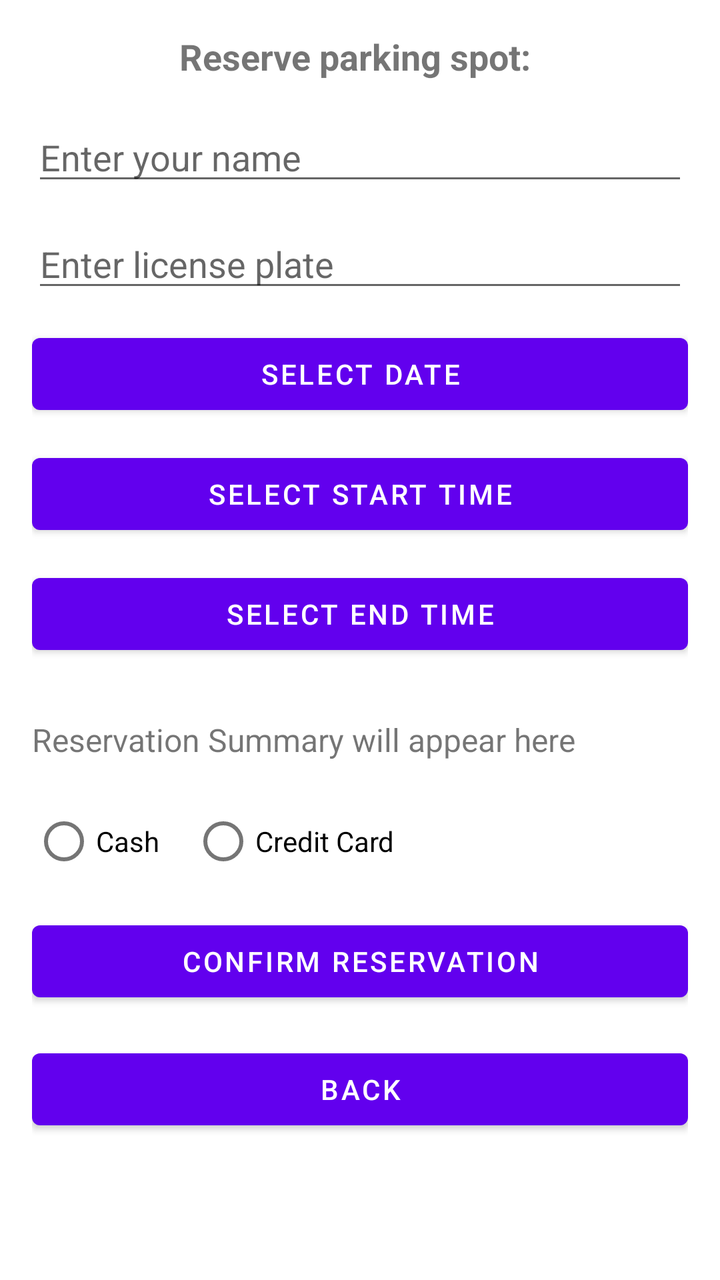
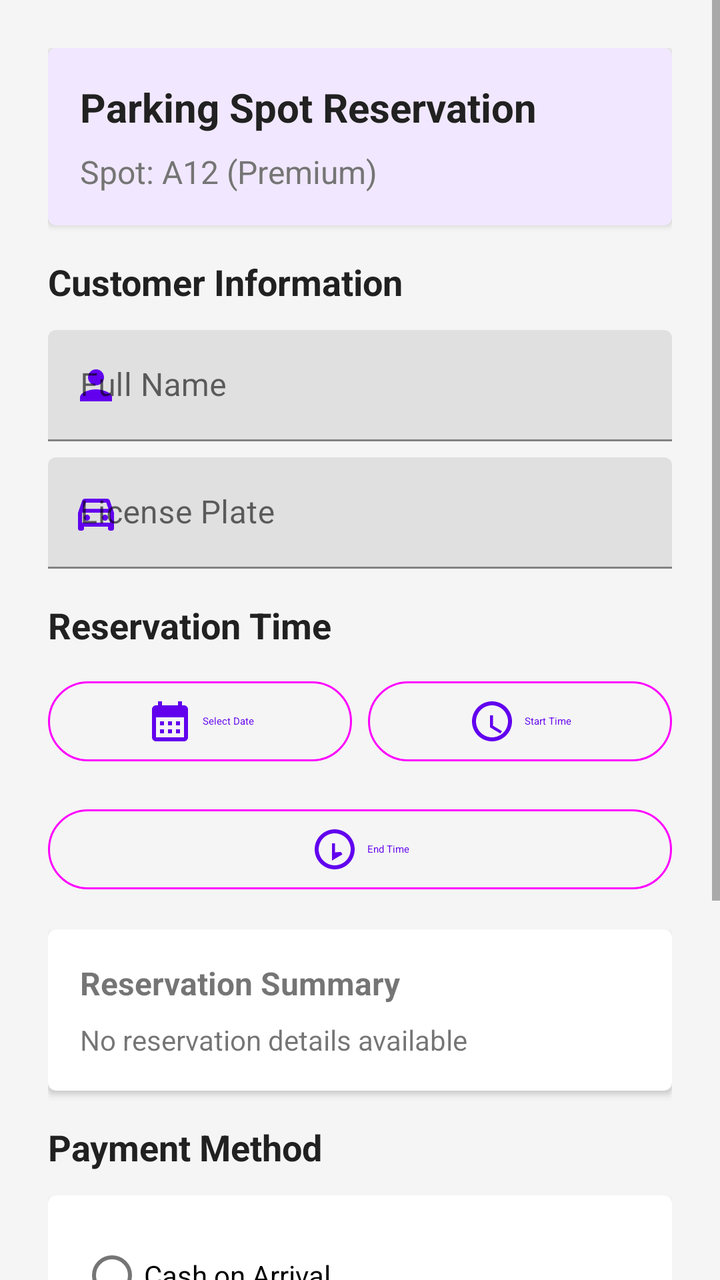

Screens rendered from an Android XML layout before and after an edit, with the pre-edit source and the edit as a unified diff.
<!-- AndroidManifest.xml: application theme Theme.ParkingReservationApp -->
<!-- res/layout/activity_reservation_payment.xml -->
<?xml version="1.0" encoding="utf-8"?>
<ScrollView xmlns:android="http://schemas.android.com/apk/res/android"
    android:id="@+id/reservationScrollView"
    android:layout_width="match_parent"
    android:layout_height="match_parent"
    android:padding="16dp">

    <LinearLayout
        android:layout_width="match_parent"
        android:layout_height="wrap_content"
        android:orientation="vertical"
        android:gravity="center_horizontal">

        
        <TextView
            android:id="@+id/tvSpotInfo"
            android:layout_width="wrap_content"
            android:layout_height="wrap_content"
            android:text="Reserve parking spot: "
            android:textSize="18sp"
            android:textStyle="bold"
            android:layout_marginBottom="16dp"/>

        
        <EditText
            android:id="@+id/etName"
            android:layout_width="match_parent"
            android:layout_height="wrap_content"
            android:hint="Enter your name"
            android:inputType="textPersonName"
            android:layout_marginBottom="12dp"/>

        
        <EditText
            android:id="@+id/etLicensePlate"
            android:layout_width="match_parent"
            android:layout_height="wrap_content"
            android:hint="Enter license plate"
            android:inputType="text"
            android:layout_marginBottom="12dp"/>

        
        <Button
            android:id="@+id/btnSelectDate"
            android:layout_width="match_parent"
            android:layout_height="wrap_content"
            android:text="Select Date"
            android:layout_marginBottom="12dp"/>

        
        <Button
            android:id="@+id/btnSelectStartTime"
            android:layout_width="match_parent"
            android:layout_height="wrap_content"
            android:text="Select Start Time"
            android:layout_marginBottom="12dp"/>

        
        <Button
            android:id="@+id/btnSelectEndTime"
            android:layout_width="match_parent"
            android:layout_height="wrap_content"
            android:text="Select End Time"
            android:layout_marginBottom="12dp"/>

        
        <TextView
            android:id="@+id/tvReservationDetails"
            android:layout_width="match_parent"
            android:layout_height="wrap_content"
            android:text="Reservation Summary will appear here"
            android:textSize="16sp"
            android:layout_marginTop="16dp"
            android:layout_marginBottom="16dp" />

        
        <RadioGroup
            android:id="@+id/paymentMethodGroup"
            android:layout_width="match_parent"
            android:layout_height="wrap_content"
            android:orientation="horizontal"
            android:layout_marginBottom="12dp">

            <RadioButton
                android:id="@+id/rbCash"
                android:layout_width="wrap_content"
                android:layout_height="wrap_content"
                android:text="Cash"
                android:layout_marginEnd="16dp"/>

            <RadioButton
                android:id="@+id/rbCreditCard"
                android:layout_width="wrap_content"
                android:layout_height="wrap_content"
                android:text="Credit Card"/>
        </RadioGroup>

        
        <Button
            android:id="@+id/btnConfirmAndPay"
            android:layout_width="match_parent"
            android:layout_height="wrap_content"
            android:text="Confirm Reservation"
            android:layout_marginBottom="16dp"/>

        
        <Button
            android:id="@+id/btnBack"
            android:layout_width="match_parent"
            android:layout_height="wrap_content"
            android:text="Back"/>

    </LinearLayout>
</ScrollView>
<!-- resources referenced by this layout -->
<resources>
  <style name="Theme.ParkingReservationApp" parent="Theme.MaterialComponents.DayNight.DarkActionBar">
          
          <item name="colorPrimary">@color/purple_500</item>
          <item name="colorPrimaryVariant">@color/purple_700</item>
          <item name="colorOnPrimary">@color/white</item>
          
          <item name="colorSecondary">@color/teal_200</item>
          <item name="colorSecondaryVariant">@color/teal_700</item>
          <item name="colorOnSecondary">@color/black</item>
          
          <item name="android:statusBarColor" tools:targetApi="l">?attr/colorPrimaryVariant</item>
          
      </style>
  <color name="purple_500">#FF6200EE</color>
  <color name="purple_700">#FF3700B3</color>
  <color name="white">#FFFFFFFF</color>
  <color name="teal_200">#FF03DAC5</color>
  <color name="teal_700">#FF018786</color>
  <color name="black">#FF000000</color>
</resources>

<!-- the commit's change to res/layout/activity_reservation_payment.xml (unified diff, before → after) -->
@@ -1,114 +1,232 @@
 <?xml version="1.0" encoding="utf-8"?>
 <ScrollView xmlns:android="http://schemas.android.com/apk/res/android"
+    xmlns:app="http://schemas.android.com/apk/res-auto"
     android:id="@+id/reservationScrollView"
     android:layout_width="match_parent"
     android:layout_height="match_parent"
-    android:padding="16dp">
+    android:background="@color/background"
+    android:fillViewport="true">
 
     <LinearLayout
         android:layout_width="match_parent"
         android:layout_height="wrap_content"
         android:orientation="vertical"
-        android:gravity="center_horizontal">
+        android:padding="24dp">
+
+        
+        <com.google.android.material.card.MaterialCardView
+            android:layout_width="match_parent"
+            android:layout_height="wrap_content"
+            app:cardElevation="2dp"
+            app:cardBackgroundColor="@color/primary_light"
+            android:layout_marginBottom="16dp">
+
+            <LinearLayout
+                android:layout_width="match_parent"
+                android:layout_height="wrap_content"
+                android:orientation="vertical"
+                android:padding="16dp">
+
+                <TextView
+                    android:layout_width="match_parent"
+                    android:layout_height="wrap_content"
+                    android:text="Parking Spot Reservation"
+                    android:textSize="20sp"
+                    android:textColor="@color/primary_text"
+                    android:textStyle="bold"
+                    android:layout_marginBottom="8dp"/>
+
+                <TextView
+                    android:id="@+id/tvSpotInfo"
+                    android:layout_width="match_parent"
+                    android:layout_height="wrap_content"
+                    android:text="Spot: A12 (Premium)"
+                    android:textSize="16sp"
+                    android:textColor="@color/secondary_text"/>
+            </LinearLayout>
+        </com.google.android.material.card.MaterialCardView>
 
         
         <TextView
-            android:id="@+id/tvSpotInfo"
-            android:layout_width="wrap_content"
-            android:layout_height="wrap_content"
-            android:text="Reserve parking spot: "
+            android:layout_width="match_parent"
+            android:layout_height="wrap_content"
+            android:text="Customer Information"
             android:textSize="18sp"
+            android:textColor="@color/primary_text"
             android:textStyle="bold"
+            android:layout_marginBottom="12dp"/>
+
+        
+        <com.google.android.material.textfield.TextInputLayout
+            android:id="@+id/nameInputLayout"
+            android:layout_width="match_parent"
+            android:layout_height="wrap_content"
+            android:layout_marginBottom="8dp"
+            app:startIconDrawable="@drawable/ic_person"
+            app:startIconTint="@color/primary">
+
+            <com.google.android.material.textfield.TextInputEditText
+                android:id="@+id/etName"
+                android:layout_width="match_parent"
+                android:layout_height="wrap_content"
+                android:hint="Full Name"
+                android:inputType="textPersonName"/>
+        </com.google.android.material.textfield.TextInputLayout>
+
+        
+        <com.google.android.material.textfield.TextInputLayout
+            android:id="@+id/licenseInputLayout"
+            android:layout_width="match_parent"
+            android:layout_height="wrap_content"
+            android:layout_marginBottom="16dp"
+            app:startIconDrawable="@drawable/ic_car"
+            app:startIconTint="@color/primary">
+
+            <com.google.android.material.textfield.TextInputEditText
+                android:id="@+id/etLicensePlate"
+                android:layout_width="match_parent"
+                android:layout_height="wrap_content"
+                android:hint="License Plate"
+                android:inputType="textCapCharacters"
+                android:maxLength="10"/>
+        </com.google.android.material.textfield.TextInputLayout>
+
+        
+        <TextView
+            android:layout_width="match_parent"
+            android:layout_height="wrap_content"
+            android:text="Reservation Time"
+            android:textSize="18sp"
+            android:textColor="@color/primary_text"
+            android:textStyle="bold"
+            android:layout_marginBottom="12dp"/>
+
+        <LinearLayout
+            android:layout_width="match_parent"
+            android:layout_height="wrap_content"
+            android:orientation="horizontal"
+            android:layout_marginBottom="16dp">
+
+            
+            <com.google.android.material.button.MaterialButton
+                android:id="@+id/btnSelectDate"
+                style="@style/Widget.Material3.Button.OutlinedButton"
+                android:layout_width="0dp"
+                android:layout_height="wrap_content"
+                android:layout_weight="1"
+                android:text="Select Date"
+                app:icon="@drawable/ic_calendar"
+                app:iconGravity="textStart"
+                android:layout_marginEnd="8dp"/>
+
+            
+            <com.google.android.material.button.MaterialButton
+                android:id="@+id/btnSelectStartTime"
+                style="@style/Widget.Material3.Button.OutlinedButton"
+                android:layout_width="0dp"
+                android:layout_height="wrap_content"
+                android:layout_weight="1"
+                android:text="Start Time"
+                app:icon="@drawable/ic_time_start"
+                app:iconGravity="textStart"/>
+        </LinearLayout>
+
+        
+        <com.google.android.material.button.MaterialButton
+            android:id="@+id/btnSelectEndTime"
+            style="@style/Widget.Material3.Button.OutlinedButton"
+            android:layout_width="match_parent"
+            android:layout_height="wrap_content"
+            android:text="End Time"
+            app:icon="@drawable/ic_time_end"
+            app:iconGravity="textStart"
             android:layout_marginBottom="16dp"/>
 
         
-        <EditText
-            android:id="@+id/etName"
-            android:layout_width="match_parent"
-            android:layout_height="wrap_content"
-            android:hint="Enter your name"
-            android:inputType="textPersonName"
+        <com.google.android.material.card.MaterialCardView
+            android:layout_width="match_parent"
+            android:layout_height="wrap_content"
+            app:cardElevation="2dp"
+            android:layout_marginBottom="16dp">
+
+            <LinearLayout
+                android:layout_width="match_parent"
+                android:layout_height="wrap_content"
+                android:orientation="vertical"
+                android:padding="16dp">
+
+                <TextView
+                    android:layout_width="match_parent"
+                    android:layout_height="wrap_content"
+                    android:text="Reservation Summary"
+                    android:textSize="16sp"
+                    android:textStyle="bold"
+                    android:layout_marginBottom="8dp"/>
+
+                <TextView
+                    android:id="@+id/tvReservationDetails"
+                    android:layout_width="match_parent"
+                    android:layout_height="wrap_content"
+                    android:text="No reservation details available"
+                    android:textSize="14sp"/>
+            </LinearLayout>
+        </com.google.android.material.card.MaterialCardView>
+
+        
+        <TextView
+            android:layout_width="match_parent"
+            android:layout_height="wrap_content"
+            android:text="Payment Method"
+            android:textSize="18sp"
+            android:textColor="@color/primary_text"
+            android:textStyle="bold"
             android:layout_marginBottom="12dp"/>
 
-        
-        <EditText
-            android:id="@+id/etLicensePlate"
-            android:layout_width="match_parent"
-            android:layout_height="wrap_content"
-            android:hint="Enter license plate"
-            android:inputType="text"
-            android:layout_marginBottom="12dp"/>
-
-        
-        <Button
-            android:id="@+id/btnSelectDate"
-            android:layout_width="match_parent"
-            android:layout_height="wrap_content"
-            android:text="Select Date"
-            android:layout_marginBottom="12dp"/>
-
-        
-        <Button
-            android:id="@+id/btnSelectStartTime"
-            android:layout_width="match_parent"
-            android:layout_height="wrap_content"
-            android:text="Select Start Time"
-            android:layout_marginBottom="12dp"/>
-
-        
-        <Button
-            android:id="@+id/btnSelectEndTime"
-            android:layout_width="match_parent"
-            android:layout_height="wrap_content"
-            android:text="Select End Time"
-            android:layout_marginBottom="12dp"/>
-
-        
-        <TextView
-            android:id="@+id/tvReservationDetails"
-            android:layout_width="match_parent"
-            android:layout_height="wrap_content"
-            android:text="Reservation Summary will appear here"
-            android:textSize="16sp"
-            android:layout_marginTop="16dp"
-            android:layout_marginBottom="16dp" />
-
-        
-        <RadioGroup
-            android:id="@+id/paymentMethodGroup"
-            android:layout_width="match_parent"
-            android:layout_height="wrap_content"
-            android:orientation="horizontal"
-            android:layout_marginBottom="12dp">
-
-            <RadioButton
-                android:id="@+id/rbCash"
-                android:layout_width="wrap_content"
-                android:layout_height="wrap_content"
-                android:text="Cash"
-                android:layout_marginEnd="16dp"/>
-
-            <RadioButton
-                android:id="@+id/rbCreditCard"
-                android:layout_width="wrap_content"
-                android:layout_height="wrap_content"
-                android:text="Credit Card"/>
-        </RadioGroup>
-
-        
-        <Button
+        <com.google.android.material.card.MaterialCardView
+            android:layout_width="match_parent"
+            android:layout_height="wrap_content"
+            app:cardElevation="2dp"
+            android:layout_marginBottom="24dp">
+
+            <RadioGroup
+                android:id="@+id/paymentMethodGroup"
+                android:layout_width="match_parent"
+                android:layout_height="wrap_content"
+                android:orientation="vertical"
+                android:padding="16dp">
+
+                <com.google.android.material.radiobutton.MaterialRadioButton
+                    android:id="@+id/rbCash"
+                    android:layout_width="match_parent"
+                    android:layout_height="wrap_content"
+                    android:text="Cash on Arrival"
+                    android:layout_marginBottom="8dp"/>
+
+                <com.google.android.material.radiobutton.MaterialRadioButton
+                    android:id="@+id/rbCreditCard"
+                    android:layout_width="match_parent"
+                    android:layout_height="wrap_content"
+                    android:text="Credit Card Payment"/>
+            </RadioGroup>
+        </com.google.android.material.card.MaterialCardView>
+
+        
+        <com.google.android.material.button.MaterialButton
             android:id="@+id/btnConfirmAndPay"
-            android:layout_width="match_parent"
-            android:layout_height="wrap_content"
-            android:text="Confirm Reservation"
+            style="@style/Widget.Material3.Button"
+            android:layout_width="match_parent"
+            android:layout_height="56dp"
+            android:text="Confirm and Pay"
+            app:backgroundTint="@color/primary"
+            android:textColor="@color/white"
             android:layout_marginBottom="16dp"/>
 
-        
-        <Button
+        <com.google.android.material.button.MaterialButton
             android:id="@+id/btnBack"
-            android:layout_width="match_parent"
-            android:layout_height="wrap_content"
-            android:text="Back"/>
-
+            style="@style/Widget.Material3.Button.TextButton"
+            android:layout_width="match_parent"
+            android:layout_height="56dp"
+            android:text="Cancel"
+            android:textColor="@color/primary"/>
     </LinearLayout>
 </ScrollView>
<!-- resource entries referenced after the edit -->
@@ -1,5 +1,10 @@
 <!-- resources referenced by this layout -->
 <resources>
+  <color name="background">#F5F5F5</color>
+  <color name="primary">#6200EE</color>
+  <color name="primary_light">#F1E8FF</color>
+  <color name="primary_text">#212121</color>
+  <color name="secondary_text">#757575</color>
   <style name="Theme.ParkingReservationApp" parent="Theme.MaterialComponents.DayNight.DarkActionBar">
           
           <item name="colorPrimary">@color/purple_500</item>
@@ -16,6 +21,62 @@
   <color name="purple_500">#FF6200EE</color>
   <color name="purple_700">#FF3700B3</color>
   <color name="white">#FFFFFFFF</color>
+  <!-- drawable ic_calendar (drawable) -->
+  <vector xmlns:android="http://schemas.android.com/apk/res/android"
+      android:width="24dp"
+      android:height="24dp"
+      android:viewportWidth="24"
+      android:viewportHeight="24">
+      <path
+          android:fillColor="#FF6200EE"
+          android:pathData="M19,4h-1V2h-2v2H8V2H6v2H5c-1.11,0 -2,0.9 -2,2v14c0,1.1 0.89,2 2,2h14c1.1,0 2,-0.9 2,-2V6c0,-1.1 -0.9,-2 -2,-2zm0,16H5V10h14v10zM9,14H7v-2h2v2zm4,0h-2v-2h2v2zm4,0h-2v-2h2v2zm-8,4H7v-2h2v2zm4,0h-2v-2h2v2zm4,0h-2v-2h2v2z"/>
+  </vector>
+  <!-- drawable ic_car (drawable) -->
+  <vector xmlns:android="http://schemas.android.com/apk/res/android"
+      android:width="24dp"
+      android:height="24dp"
+      android:viewportWidth="24"
+      android:viewportHeight="24">
+      <path
+          android:fillColor="#FF6200EE"
+          android:pathData="M18.92,6.01C18.72,5.42 18.16,5 17.5,5h-11c-0.66,0 -1.21,0.42 -1.42,1.01L3,12v8c0,0.55 0.45,1 1,1h1c0.55,0 1,-0.45 1,-1v-1h12v1c0,0.55 0.45,1 1,1h1c0.55,0 1,-0.45 1,-1v-8l-2.08,-5.99zM6.85,7h10.29l1.08,3.11H5.77L6.85,7zM19,17H5v-5h14v5z"/>
+      <path
+          android:fillColor="#FF6200EE"
+          android:pathData="M7.5,16a1.5,1.5 0,1 1,0 -3,1.5 1.5 0,0 1,0 3z"/>
+      <path
+          android:fillColor="#FF6200EE"
+          android:pathData="M16.5,16a1.5,1.5 0,1 1,0 -3,1.5 1.5 0,0 1,0 3z"/>
+  </vector>
+  <!-- drawable ic_person (drawable) -->
+  <vector xmlns:android="http://schemas.android.com/apk/res/android"
+      android:width="24dp"
+      android:height="24dp"
+      android:viewportWidth="24"
+      android:viewportHeight="24">
+      <path
+          android:fillColor="#FF6200EE"
+          android:pathData="M12,12c2.21,0 4,-1.79 4,-4s-1.79,-4 -4,-4 -4,1.79 -4,4 1.79,4 4,4zM12,14c-2.67,0 -8,1.34 -8,4v2h16v-2c0,-2.66 -5.33,-4 -8,-4z"/>
+  </vector>
+  <!-- drawable ic_time_end (drawable) -->
+  <vector xmlns:android="http://schemas.android.com/apk/res/android"
+      android:width="24dp"
+      android:height="24dp"
+      android:viewportWidth="24"
+      android:viewportHeight="24">
+      <path
+          android:fillColor="#FF6200EE"
+          android:pathData="M15.1,13.3l0.8,1.2 -5.2,3.1V9h1.5v4.5L15.1,13.3zM12,2C6.5,2 2,6.5 2,12s4.5,10 10,10 10,-4.5 10,-10S17.5,2 12,2zM12,20c-4.4,0 -8,-3.6 -8,-8s3.6,-8 8,-8 8,3.6 8,8 -3.6,8 -8,8z"/>
+  </vector>
+  <!-- drawable ic_time_start (drawable) -->
+  <vector xmlns:android="http://schemas.android.com/apk/res/android"
+      android:width="24dp"
+      android:height="24dp"
+      android:viewportWidth="24"
+      android:viewportHeight="24">
+      <path
+          android:fillColor="#FF6200EE"
+          android:pathData="M11,9v6l5.2,3.1 0.8,-1.2 -4.5,-2.7V9H11zM12,2C6.5,2 2,6.5 2,12s4.5,10 10,10 10,-4.5 10,-10S17.5,2 12,2zM12,20c-4.4,0 -8,-3.6 -8,-8s3.6,-8 8,-8 8,3.6 8,8 -3.6,8 -8,8z"/>
+  </vector>
   <color name="teal_200">#FF03DAC5</color>
   <color name="teal_700">#FF018786</color>
   <color name="black">#FF000000</color>
